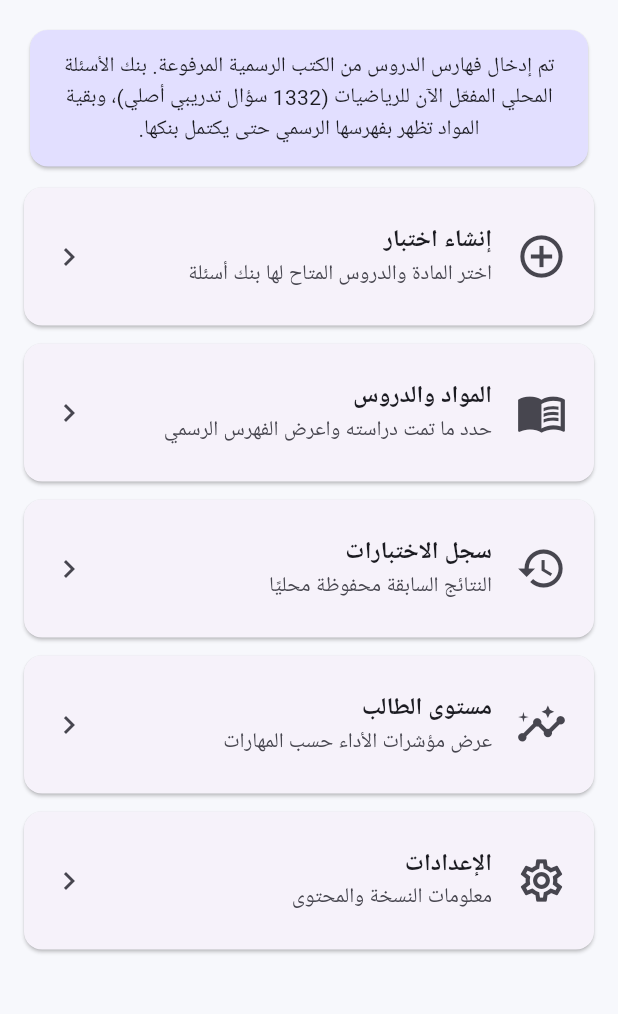
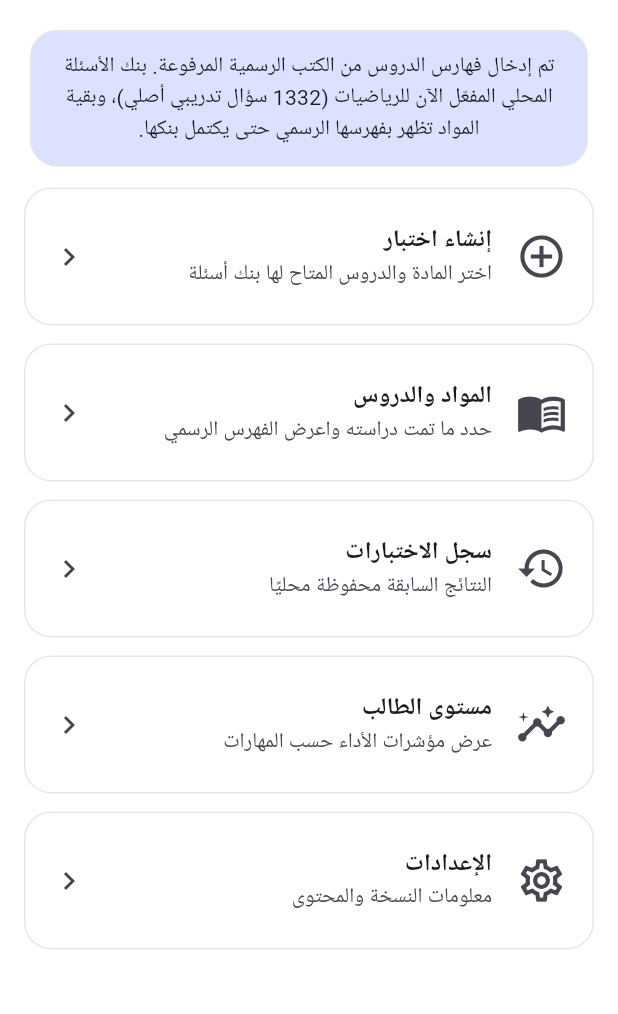
Before and after one commit to mksstoore-gif/ikhtibarat_rabe, a Flutter app: the screen it shows after launch, on a phone screen of 412 x 824 dp, the part 84-1098 px from its top. Run offline on Flutter 3.47's test engine with Material 3 defaults, Android fonts, the phone set to English and light mode, and no system bars; our stand-ins replace pdf, printing, sqflite; accounts and stored records are empty.

Commit message:
Redesign app theme and Arabic app title

```diff
--- a/lib/main.dart
+++ b/lib/main.dart
@@ -7,19 +7,71 @@ Future<void> main() async {
   WidgetsFlutterBinding.ensureInitialized();
   await CurriculumRepository.instance.load();
   await AppDatabase.instance.database;
-  runApp(const IkhtibaratApp());
+  runApp(const GradeFourTestsApp());
 }
 
-class IkhtibaratApp extends StatelessWidget{
-  const IkhtibaratApp({super.key});
-  @override Widget build(BuildContext context){
-    final scheme=ColorScheme.fromSeed(seedColor:const Color(0xFF4F46E5),brightness:Brightness.light);
+class GradeFourTestsApp extends StatelessWidget {
+  const GradeFourTestsApp({super.key});
+
+  @override
+  Widget build(BuildContext context) {
+    final scheme=ColorScheme.fromSeed(
+      seedColor:const Color(0xFF2563EB),
+      brightness:Brightness.light,
+      surface:Colors.white,
+    );
     return MaterialApp(
       debugShowCheckedModeBanner:false,
-      title:'اختبارات رابع',
+      title:'اختبارات الصف الرابع',
       locale:const Locale('ar'),
-      theme:ThemeData(colorScheme:scheme,useMaterial3:true,scaffoldBackgroundColor:const Color(0xFFF7F8FC),inputDecorationTheme:const InputDecorationTheme(filled:true)),
-      builder:(context,child)=>Directionality(textDirection:TextDirection.rtl,child:child??const SizedBox.shrink()),
+      theme:ThemeData(
+        useMaterial3:true,
+        colorScheme:scheme,
+        scaffoldBackgroundColor:Colors.white,
+        appBarTheme:const AppBarTheme(
+          backgroundColor:Colors.white,
+          foregroundColor:Color(0xFF111827),
+          elevation:0,
+          surfaceTintColor:Colors.transparent,
+          centerTitle:false,
+        ),
+        cardTheme:CardThemeData(
+          color:Colors.white,
+          elevation:0,
+          surfaceTintColor:Colors.transparent,
+          shape:RoundedRectangleBorder(
+            side:const BorderSide(color:Color(0xFFE5E7EB)),
+            borderRadius:BorderRadius.circular(18),
+          ),
+        ),
+        dividerColor:const Color(0xFFE5E7EB),
+        inputDecorationTheme:InputDecorationTheme(
+          filled:true,
+          fillColor:const Color(0xFFF8FAFC),
+          border:OutlineInputBorder(
+            borderRadius:BorderRadius.circular(14),
+            borderSide:const BorderSide(color:Color(0xFFE5E7EB)),
+          ),
+          enabledBorder:OutlineInputBorder(
+            borderRadius:BorderRadius.circular(14),
+            borderSide:const BorderSide(color:Color(0xFFE5E7EB)),
+          ),
+          focusedBorder:OutlineInputBorder(
+            borderRadius:BorderRadius.circular(14),
+            borderSide:const BorderSide(color:Color(0xFF2563EB),width:1.5),
+          ),
+        ),
+        filledButtonTheme:FilledButtonThemeData(
+          style:FilledButton.styleFrom(
+            minimumSize:const Size.fromHeight(54),
+            shape:RoundedRectangleBorder(borderRadius:BorderRadius.circular(14)),
+          ),
+        ),
+      ),
+      builder:(context,child)=>Directionality(
+        textDirection:TextDirection.rtl,
+        child:child??const SizedBox.shrink(),
+      ),
       home:const HomeScreen(),
     );
   }
```
